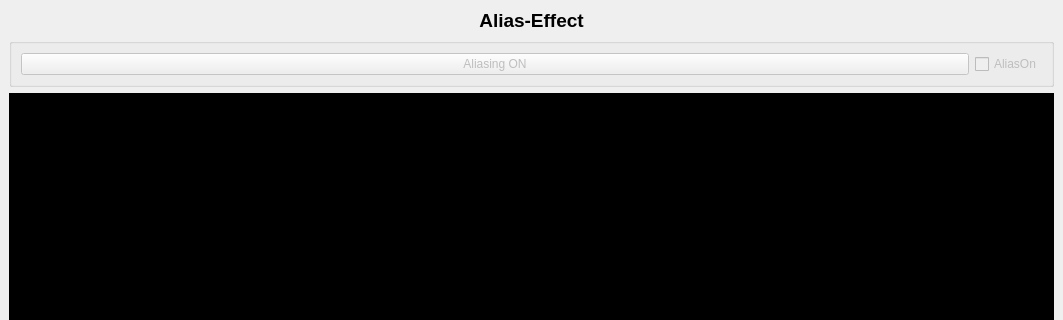
First picture: the form in main.ui, repository nilhoel1/EmA-Alias-Effect, before the edit; both pictures show x 0 to 1063 and y 0 to 320 of the 1063 by 674 pixel window.
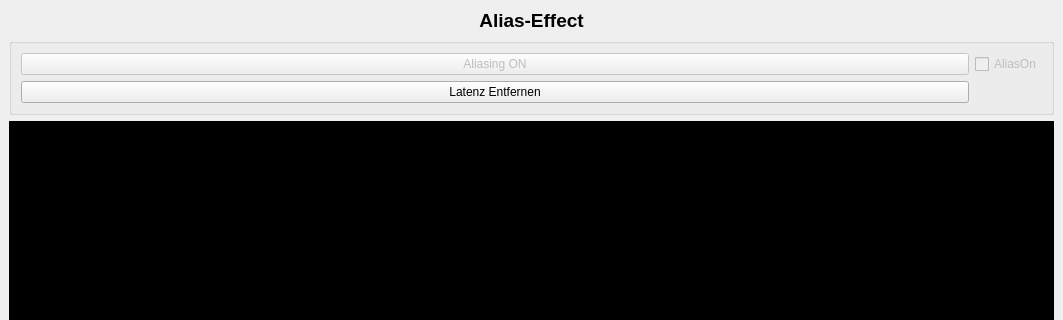
Second picture: the form after the edit.

Commit message: added Button to remove latency.

What changed in the file:
```diff
--- a/main.ui
+++ b/main.ui
@@ -97,12 +97,12 @@
            </item>
           </layout>
          </item>
-         <item row="0" column="0">
-          <layout class="QGridLayout" name="gridLayout_2">
-           <item row="0" column="0">
-            <layout class="QVBoxLayout" name="verticalLayout_2"/>
-           </item>
-          </layout>
+         <item row="1" column="1">
+          <widget class="QPushButton" name="pushButton">
+           <property name="text">
+            <string>Latenz Entfernen</string>
+           </property>
+          </widget>
          </item>
         </layout>
        </widget>
```
Left out of the diff: 7 changed lines with no effect on the pictures. The commit also changes 1 other file.
